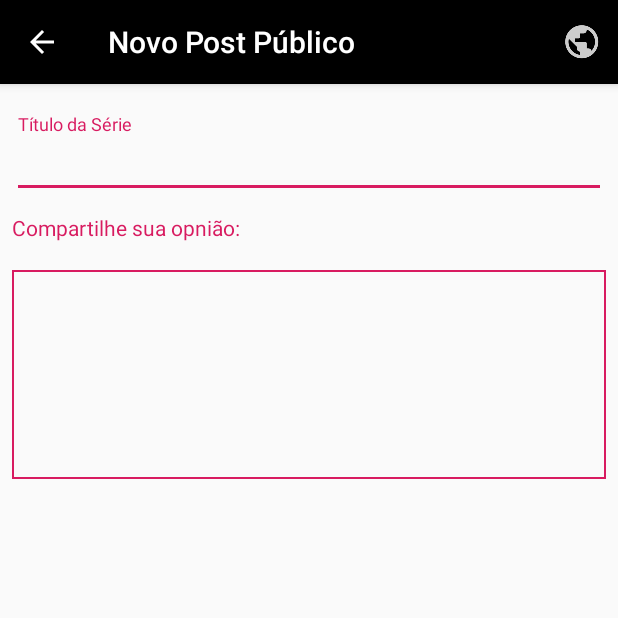
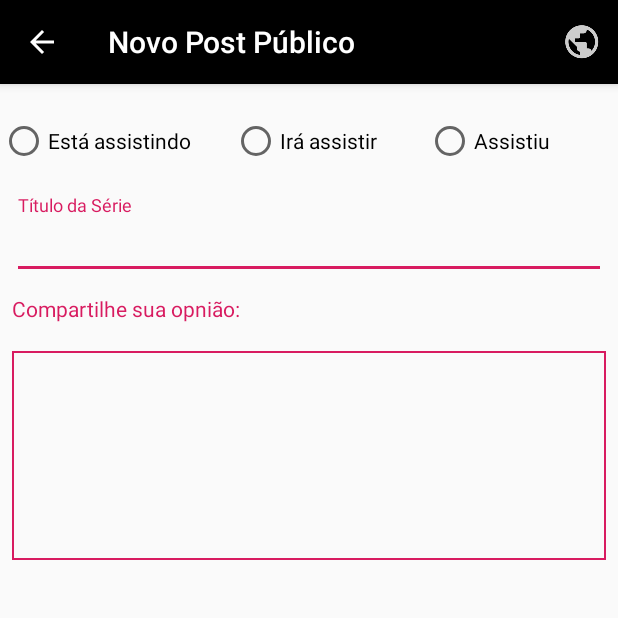
Before and after one commit to artur-auditore/Watch, an Android app: the FormularioPostActivity screen opened directly, with no data from a screen before it, on a phone screen of 412 x 824 dp, the top half of it. Run offline under Robolectric (Android 15) with nearby library versions, the phone set to English and light mode, and no system bars; libraries missing offline, so code that uses them is left out: io.objectbox, io.objectbox.annotation, io.objectbox.relation; 8 statements that could not run were skipped.

Commit message:
Novas opções para postar algo

```diff
--- a/app/src/main/java/com/example/artur/watch/Adapter/PostAdapter.kt
+++ b/app/src/main/java/com/example/artur/watch/Adapter/PostAdapter.kt
@@ -41,7 +41,8 @@ class PostAdapter(private val context: Context,
             val nome = itemView.text_nome
             val username = itemView.text_username
             val texto = itemView.text_post
-            val textSerie = itemView.text_post_serie
+            val textSerie = itemView.text_post_titulo_serie
+            val textEstado = itemView.text_post_estado
             val data = itemView.text_data
 
 
@@ -49,7 +50,8 @@ class PostAdapter(private val context: Context,
             nome.text = post.usuario.target.nome
             username.text = "@${post.usuario.target.username}"
             texto.text = post.descricao
-            textSerie.text = "Está assistindo ${post.serie.target.titulo}"
+            textSerie.text = post.serie.target.titulo
+            textEstado.text = post.estadoPost
             data.text = SimpleDateFormat("dd/MM/yyyy").format(dataAtual)
 
             textSerie.setOnClickListener {
--- a/app/src/main/java/com/example/artur/watch/FormularioPostActivity.kt
+++ b/app/src/main/java/com/example/artur/watch/FormularioPostActivity.kt
@@ -34,6 +34,10 @@ class FormularioPostActivity : AppCompatActivity() {
 
     private lateinit var post: Post
     private lateinit var serie: Serie
+
+    private lateinit var radioEstaAssistindo: RadioButton
+    private lateinit var radioIraAssistir: RadioButton
+    private lateinit var radioJaAssitiu: RadioButton
 
     override fun onCreate(savedInstanceState: Bundle?) {
         super.onCreate(savedInstanceState)
@@ -81,6 +85,10 @@ class FormularioPostActivity : AppCompatActivity() {
 
         post = Post()
 
+        radioEstaAssistindo = esta_assistindo
+        radioIraAssistir = ira_assistir
+        radioJaAssitiu = ja_assistiu
+
         postRascunhoBox = ObjectBox.boxStore.boxFor(Post::class.java)
 
     }
@@ -102,11 +110,12 @@ class FormularioPostActivity : AppCompatActivity() {
                 .setPositiveButton("SIM"){_ , _ ->
                     salvarRascunho()
                 }
-                .setNegativeButton("NÃO"){_, _ -> }
+                .setNegativeButton("NÃO"){_, _ ->
+                    super.onBackPressed()
+                }
                 .create()
                 .show()
         }
-        super.onBackPressed()
     }
 
     override fun onCreateOptionsMenu(menu: Menu?): Boolean {
@@ -134,10 +143,26 @@ class FormularioPostActivity : AppCompatActivity() {
                 alertDialog.setTitle("Erro")
                     .setMessage("Há campos obrigatórios em branco ou você não adiciou nenhuma série ainda. " +
                             "Adicione uma série e/ou sua opinião para prosseguir.")
-                    .setNeutralButton("OK"){_, _ ->}
+                    .setNegativeButton("OK"){_, _ ->}
                     .create().show()
 
             } else {
+
+                if (!radioEstaAssistindo.isChecked || !radioIraAssistir.isChecked || !radioJaAssitiu.isChecked){
+
+                    val alertDialog = AlertDialog.Builder(this)
+                    alertDialog.setTitle("Erro")
+                        .setMessage("Campos obrigatórios ainda estão em branco")
+                        .setNegativeButton("OK"){_, _ ->}
+                        .create().show()
+
+                } else {
+
+                    when{
+                        radioEstaAssistindo.isChecked -> post.estadoPost = "${radioEstaAssistindo.text }"
+                        radioIraAssistir.isChecked -> post.estadoPost = "${radioIraAssistir.text }"
+                        radioJaAssitiu.isChecked -> post.estadoPost = "${radioJaAssitiu.text }"
+                    }
 
                     post.descricao = textPost
                     post.serie.target = serie
@@ -145,6 +170,8 @@ class FormularioPostActivity : AppCompatActivity() {
                     post.usuario.target = usuarioLogado
                     postBox.put(post)
                     finish()
+                }
+
             }
 
         } catch (e: UninitializedPropertyAccessException){
--- a/app/src/main/java/com/example/artur/watch/Model/Post.kt
+++ b/app/src/main/java/com/example/artur/watch/Model/Post.kt
@@ -15,6 +15,7 @@ class Post {
     lateinit var descricao: String
     lateinit var data: Date
     var isArquivado = false
+    lateinit var estadoPost: String
     lateinit var usuario: ToOne<Usuario>
     lateinit var serie: ToOne<Serie>
 
--- a/app/src/main/res/layout/activity_formulario_post.xml
+++ b/app/src/main/res/layout/activity_formulario_post.xml
@@ -12,6 +12,37 @@
             android:layout_height="wrap_content" xmlns:app="http://schemas.android.com/apk/res-auto"
             android:orientation="vertical"
             tools:context=".FormularioPostActivity">
+
+
+        <RadioGroup
+                android:layout_width="match_parent"
+                android:layout_height="wrap_content"
+                android:orientation="horizontal"
+                android:layout_marginTop="22dp"
+                >
+
+            <RadioButton
+                    android:layout_width="match_parent"
+                    android:layout_weight="0.30"
+                    android:id="@+id/esta_assistindo"
+                    android:text="Está assistindo"
+                    android:layout_height="wrap_content"
+            />
+
+            <RadioButton
+                    android:layout_width="match_parent"
+                    android:layout_weight="0.33"
+                    android:text="Irá assistir"
+                    android:id="@+id/ira_assistir"
+                    android:layout_height="wrap_content"/>
+
+            <RadioButton android:layout_width="match_parent"
+                         android:layout_weight="0.33"
+                         android:id="@+id/ja_assistiu"
+                         android:text="Assistiu"
+                         android:layout_height="wrap_content"/>
+
+        </RadioGroup>
 
 
         <android.support.design.widget.TextInputLayout
```
Also changed, not shown: app/src/main/res/layout/item_post.xml (+36 -14 lines), 2 other files.
